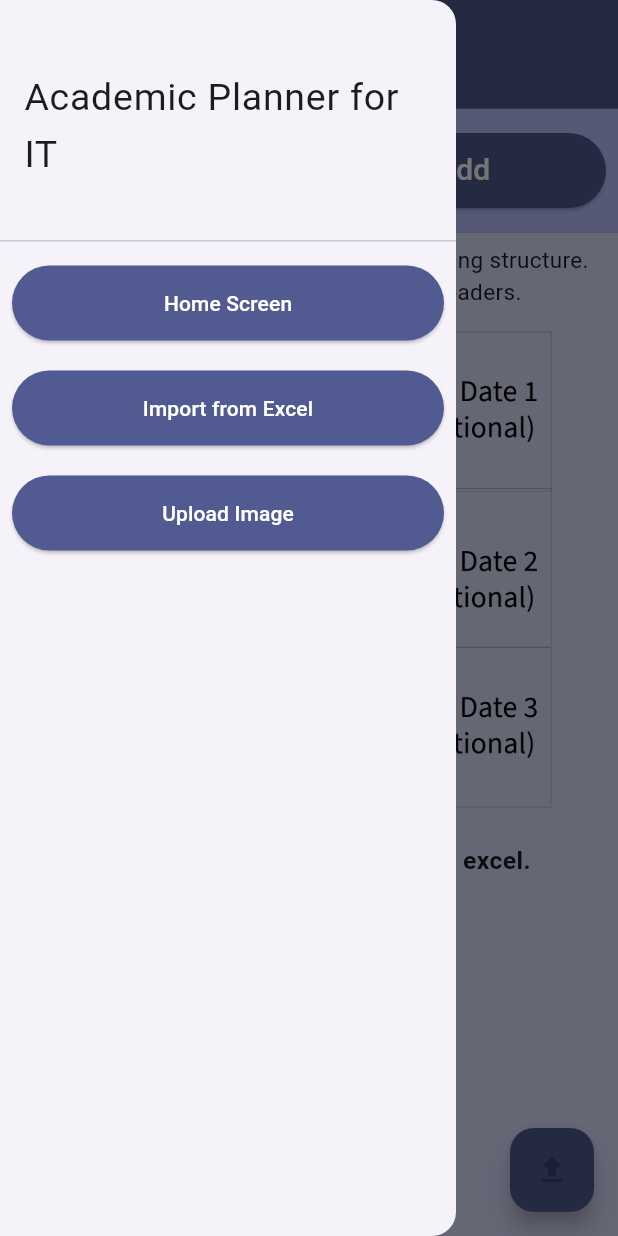
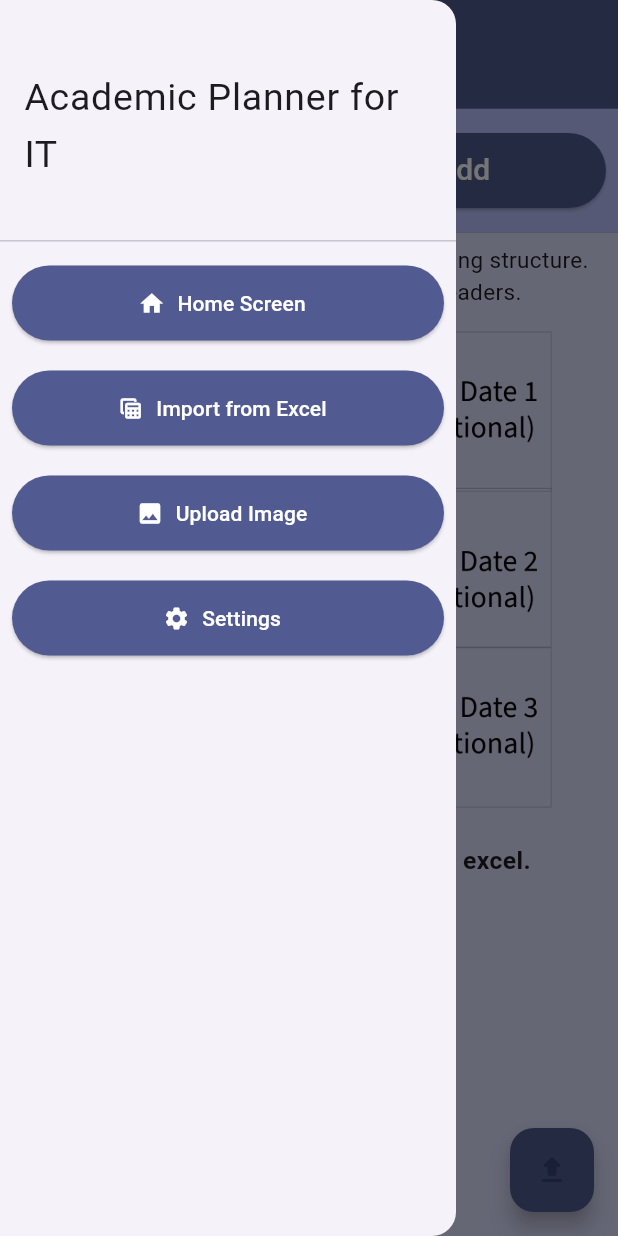
Before and after one commit to Sharma-Shivam2021/academic_planner_for_it, a Flutter app: the ImportExcelScreen screen opened by its route, with the side drawer open, on a phone screen of 412 x 824 dp. Run offline on Flutter 3.47's test engine with Material 3 defaults, Android fonts, the phone set to English and light mode, and no system bars; our stand-ins replace connectivity_plus, file_picker, flutter_local_notifications, flutter_riverpod, flutter_tts, image_picker and 5 more; missing offline and left inert: excel, google_mlkit_text_recognition; accounts and stored records are empty.

```diff
--- a/lib/features/import_excel/view_model/excel_repository.dart
+++ b/lib/features/import_excel/view_model/excel_repository.dart
@@ -33,7 +33,7 @@ class ExcelRepository {
           ],
         );
         if (existingEvents.isNotEmpty) {
-          return;
+          continue;
         }
         int generatedId = await db.insert(
           kEventsTable,
--- a/lib/features/ocr_screen/view_model/ocr_repository.dart
+++ b/lib/features/ocr_screen/view_model/ocr_repository.dart
@@ -33,7 +33,7 @@ class OcrRepository {
           ],
         );
         if (existingEvents.isNotEmpty) {
-          return;
+          continue;
         }
         int generatedId = await db.insert(
           kEventsTable,
--- a/lib/features/ocr_screen/widgets/ocr_list.dart
+++ b/lib/features/ocr_screen/widgets/ocr_list.dart
@@ -1,5 +1,5 @@
 import 'package:academic_planner_for_it/features/ocr_screen/model/ocr_model.dart';
-import 'package:academic_planner_for_it/features/ocr_screen/view/edit_ocr_data.dart';
+import 'package:academic_planner_for_it/features/ocr_screen/views/edit_ocr_data.dart';
 import 'package:academic_planner_for_it/features/ocr_screen/view_model/ocr_list_notifier.dart';
 import 'package:flutter/material.dart';
 import 'package:flutter_riverpod/flutter_riverpod.dart';
--- /dev/null
+++ b/lib/features/settings_screen/model/settings_model.dart
@@ -0,0 +1,19 @@
+class Settings {
+  final Duration configTimeForSubtract;
+
+  Settings({required this.configTimeForSubtract});
+
+  // Convert to a map for saving
+  Map<String, dynamic> toJson() {
+    return {
+      'configTimeForSubtract': configTimeForSubtract.inHours,
+    };
+  }
+
+  factory Settings.fromJson(Map<String, dynamic> json) {
+    return Settings(
+      configTimeForSubtract:
+          Duration(hours: json['configTimeForSubtract'] ?? 24),
+    );
+  }
+}
--- /dev/null
+++ b/lib/features/settings_screen/view_model/setting_notifier.dart
@@ -0,0 +1,51 @@
+import 'package:flutter_riverpod/flutter_riverpod.dart';
+import 'package:shared_preferences/shared_preferences.dart';
+import '../model/settings_model.dart';
+
+final settingsProvider =
+    StateNotifierProvider<SettingNotifier, Settings>((ref) {
+  return SettingNotifier();
+});
+
+class SettingNotifier extends StateNotifier<Settings> {
+  SettingNotifier()
+      : super(
+          Settings(
+            configTimeForSubtract: const Duration(hours: 24),
+          ),
+        ) {
+    _loadSettings();
+  }
+
+  Future<void> _loadSettings() async {
+    final prefs = await SharedPreferences.getInstance();
+    final configTimeForSubtractHours =
+        prefs.getInt('configTimeForSubtract') ?? 24;
+
+    state = Settings(
+      configTimeForSubtract: Duration(hours: configTimeForSubtractHours),
+    );
+  }
+
+  Future<void> updateNotificationSound(String sound) async {
+    state = Settings(
+      configTimeForSubtract: state.configTimeForSubtract,
+    );
+    await _saveSettings();
+  }
+
+  Future<void> updateConfigTimeForSubtract(Duration duration) async {
+    state = Settings(
+      configTimeForSubtract: duration,
+    );
+    await _saveSettings();
+  }
+
+  Future<void> _saveSettings() async {
+    final prefs = await SharedPreferences.getInstance();
+    await prefs.setInt(
+      'configTimeForSubtract',
+      state.configTimeForSubtract.inHours,
+    );
+  }
+}
--- a/lib/utilities/common_widgets/custom_drawer.dart
+++ b/lib/utilities/common_widgets/custom_drawer.dart
@@ -1,5 +1,6 @@
 import 'package:academic_planner_for_it/features/home_screen/views/home_screen.dart';
-import 'package:academic_planner_for_it/features/ocr_screen/view/ocr_screen.dart';
+import 'package:academic_planner_for_it/features/ocr_screen/views/ocr_screen.dart';
+import 'package:academic_planner_for_it/features/settings_screen/views/settings_screen.dart';
 import 'package:academic_planner_for_it/utilities/common_widgets/drawer_item.dart';
 import 'package:academic_planner_for_it/features/import_excel/views/import_excel.dart';
 import 'package:flutter/material.dart';
@@ -17,6 +18,7 @@ class CustomDrawer extends StatelessWidget {
               child: Center(
                 child: Text(
                   'Academic Planner for IT',
+                  overflow: TextOverflow.clip,
                   style: TextStyle(
                     fontSize: 25,
                   ),
@@ -25,25 +27,36 @@ class CustomDrawer extends StatelessWidget {
             ),
             Padding(
               padding: EdgeInsets.all(8.0),
+              child: Align(
+                alignment: AlignmentDirectional.centerStart,
                 child: Column(
                   children: [
                     DrawerItem(
                       routeName: HomeScreen.routeName,
                       buttonName: "Home Screen",
                       removeUntilNavigation: true,
+                      buttonIcon: Icons.home,
                     ),
                     SizedBox(height: 20),
                     DrawerItem(
                       routeName: ImportExcelScreen.routeName,
                       buttonName: "Import from Excel",
+                      buttonIcon: Icons.table_view,
                     ),
                     SizedBox(height: 20),
                     DrawerItem(
                       routeName: OcrScreen.routeName,
                       buttonName: "Upload Image",
+                      buttonIcon: Icons.image,
                     ),
                     SizedBox(height: 20),
+                    DrawerItem(
+                      routeName: SettingsScreen.routeName,
+                      buttonName: "Settings",
+                      buttonIcon: Icons.settings,
+                    ),
                   ],
+                ),
               ),
             )
           ],
--- a/lib/utilities/common_widgets/drawer_item.dart
+++ b/lib/utilities/common_widgets/drawer_item.dart
@@ -6,22 +6,30 @@ class DrawerItem extends StatelessWidget {
     required this.routeName,
     required this.buttonName,
     this.removeUntilNavigation = false,
+    required this.buttonIcon,
   });
 
   final String routeName;
   final String buttonName;
   final bool removeUntilNavigation;
+  final IconData buttonIcon;
 
   @override
   Widget build(BuildContext context) {
-    return ElevatedButton(
-      child: Text(buttonName),
+    final width = MediaQuery.sizeOf(context).width;
+    return ElevatedButton.icon(
+      icon: Icon(buttonIcon),
+      label: Text(
+        buttonName,
+        overflow: TextOverflow.ellipsis,
+      ),
       onPressed: () {
         !removeUntilNavigation
             ? Navigator.of(context).pushNamed(routeName)
             : Navigator.of(context)
                 .pushNamedAndRemoveUntil(routeName, (route) => false);
       },
+      style: ElevatedButton.styleFrom(minimumSize: Size(width, 50)),
     );
   }
 }
--- a/lib/utilities/constants/constants.dart
+++ b/lib/utilities/constants/constants.dart
@@ -3,7 +3,6 @@ DateTime kLastDate = DateTime(2400);
 DateTime kInitialDate = DateTime.now();
 
 String kEventsTable = 'events';
-String kNotificationSound = 'new_event_female';
 
 class EventNotificationState {
   static const created = 0;
@@ -17,4 +16,4 @@ class DataSource {
   static const ocr = 2;
 }
 
-Duration kConfigTimeForSubtract = const Duration(hours: 24);
+String kNotificationSound = 'new_event_female';
--- a/lib/utilities/routes/routes.dart
+++ b/lib/utilities/routes/routes.dart
@@ -1,5 +1,6 @@
 import 'package:academic_planner_for_it/features/home_screen/views/home_screen.dart';
-import 'package:academic_planner_for_it/features/ocr_screen/view/ocr_screen.dart';
+import 'package:academic_planner_for_it/features/ocr_screen/views/ocr_screen.dart';
+import 'package:academic_planner_for_it/features/settings_screen/views/settings_screen.dart';
 import '../../features/import_excel/views/import_excel.dart';
 import '../../features/splash_screen/views/splash_screen.dart';
 import 'package:flutter/material.dart';
@@ -9,4 +10,5 @@ Map<String, Widget Function(BuildContext)> routes = {
   HomeScreen.routeName: (context) => const HomeScreen(),
   ImportExcelScreen.routeName: (context) => const ImportExcelScreen(),
   OcrScreen.routeName: (context) => const OcrScreen(),
+  SettingsScreen.routeName: (context) => const SettingsScreen(),
 };
--- a/lib/utilities/services/file_picker.dart
+++ b/lib/utilities/services/file_picker.dart
@@ -2,6 +2,7 @@ import 'dart:io';
 
 import 'package:academic_planner_for_it/features/import_excel/model/excel_data.dart';
 import 'package:academic_planner_for_it/features/import_excel/view_model/excel_list_notifier.dart';
+import 'package:academic_planner_for_it/features/settings_screen/view_model/setting_notifier.dart';
 import 'package:excel/excel.dart';
 import 'package:file_picker/file_picker.dart';
 import 'package:flutter/material.dart';
@@ -35,6 +36,8 @@ class FilePickerServices {
   Future<void> _creatingExcelModelAndStoringInDB(
       Excel excel, WidgetRef ref) async {
     try {
+      final kConfigTimeForSubtract =
+          ref.read(settingsProvider).configTimeForSubtract;
       List<ExcelData> tempExcelDataList = [];
       for (var table in excel.tables.keys) {
         final sheet = excel.tables[table];
--- a/lib/utilities/services/notification_services.dart
+++ b/lib/utilities/services/notification_services.dart
@@ -2,6 +2,7 @@ import 'package:academic_planner_for_it/utilities/services/tts_service.dart';
 import 'package:flutter_local_notifications/flutter_local_notifications.dart';
 import 'package:timezone/data/latest.dart' as tz;
 import 'package:timezone/timezone.dart' as tz;
+
 import '../constants/constants.dart';
 
 final TTSService ttsService = TTSService();
--- a/pubspec.yaml
+++ b/pubspec.yaml
@@ -24,6 +24,8 @@ dependencies:
   connectivity_plus: ^6.0.5
   image_picker: ^1.1.2
   google_mlkit_text_recognition: ^0.13.1
+  shared_preferences: ^2.3.2
+  infinite_scroll_pagination: ^4.0.0
 
 
 dev_dependencies:
```
Also changed, not shown: lib/features/home_screen/view_models/event_repository.dart (+10 -5 lines), lib/features/home_screen/views/home_screen.dart (+22 -0 lines), lib/features/settings_screen/views/settings_screen.dart (added, +45 -0 lines), lib/utilities/common_widgets/exception_and_error_alert_dialog_box.dart (added, +19 -0 lines), lib/utilities/services/google_ocr_services.dart (+8 -2 lines), lib/features/ocr_screen/views/edit_ocr_data.dart (renamed from lib/features/ocr_screen/view/edit_ocr_data.dart), lib/features/ocr_screen/views/ocr_screen.dart (renamed from lib/features/ocr_screen/view/ocr_screen.dart), pubspec.lock, 1 other file. Lines whose indentation alone changed are shown as unchanged.
